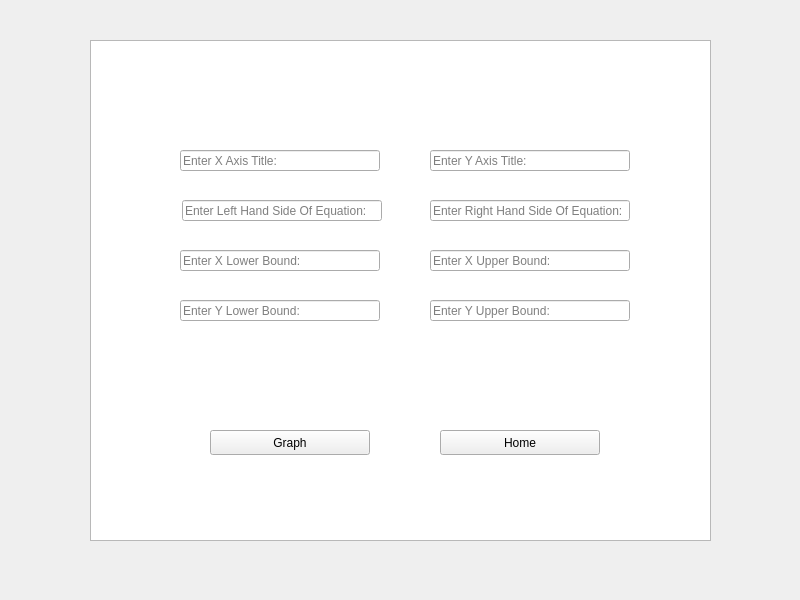
The window that Development/Iterations/Iteration 3/Iteration 3.2/Qt Designer Pages/functionWindow.ui (Trimaz6855/HTNEA) describes before a commit, drawn with Qt 5.
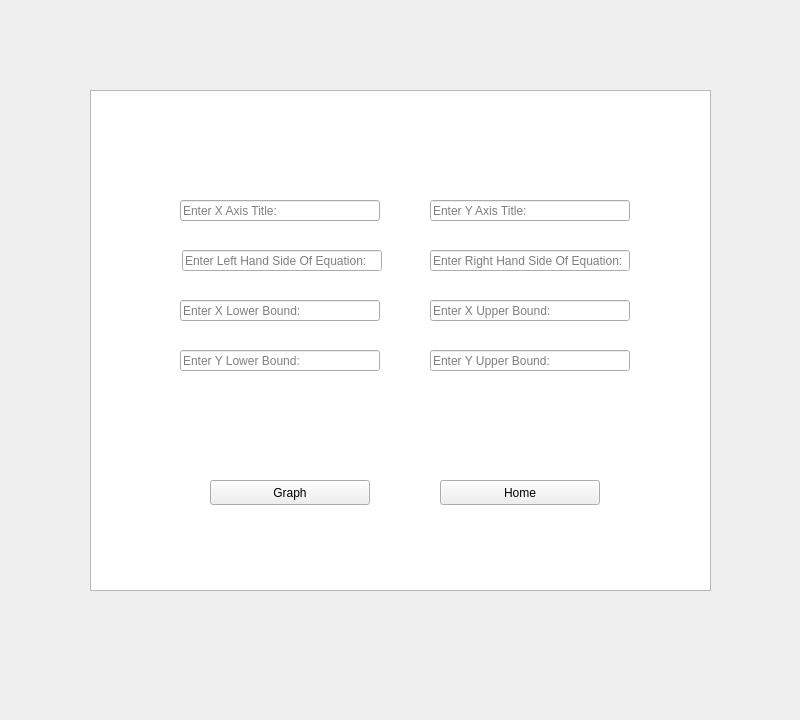
The same window after the commit. The open tabs and pages were chosen to show the change.

The edit to the form file:
```diff
--- a/Development/Iterations/Iteration 3/Iteration 3.2/Qt Designer Pages/functionWindow.ui
+++ b/Development/Iterations/Iteration 3/Iteration 3.2/Qt Designer Pages/functionWindow.ui
@@ -7,19 +7,19 @@
     <x>0</x>
     <y>0</y>
     <width>800</width>
-    <height>600</height>
+    <height>720</height>
    </rect>
   </property>
   <property name="minimumSize">
    <size>
     <width>800</width>
-    <height>600</height>
+    <height>720</height>
    </size>
   </property>
   <property name="maximumSize">
    <size>
     <width>800</width>
-    <height>600</height>
+    <height>720</height>
    </size>
   </property>
   <property name="windowTitle">
@@ -31,7 +31,7 @@
      <x>0</x>
      <y>0</y>
      <width>801</width>
-     <height>601</height>
+     <height>711</height>
     </rect>
    </property>
    <property name="currentIndex">
@@ -110,7 +110,7 @@
      <property name="geometry">
       <rect>
        <x>90</x>
-       <y>40</y>
+       <y>90</y>
        <width>621</width>
        <height>501</height>
       </rect>
@@ -120,7 +120,7 @@
      <property name="geometry">
       <rect>
        <x>180</x>
-       <y>150</y>
+       <y>200</y>
        <width>200</width>
        <height>21</height>
       </rect>
@@ -136,7 +136,7 @@
      <property name="geometry">
       <rect>
        <x>430</x>
-       <y>150</y>
+       <y>200</y>
        <width>200</width>
        <height>21</height>
       </rect>
@@ -149,7 +149,7 @@
      <property name="geometry">
       <rect>
        <x>430</x>
-       <y>200</y>
+       <y>250</y>
        <width>200</width>
        <height>21</height>
       </rect>
@@ -162,7 +162,7 @@
      <property name="geometry">
       <rect>
        <x>182</x>
-       <y>200</y>
+       <y>250</y>
        <width>200</width>
        <height>21</height>
       </rect>
@@ -178,7 +178,7 @@
      <property name="geometry">
       <rect>
        <x>430</x>
-       <y>250</y>
+       <y>300</y>
        <width>200</width>
        <height>21</height>
       </rect>
@@ -191,7 +191,7 @@
      <property name="geometry">
       <rect>
        <x>180</x>
-       <y>250</y>
+       <y>300</y>
        <width>200</width>
        <height>21</height>
       </rect>
@@ -207,7 +207,7 @@
      <property name="geometry">
       <rect>
        <x>430</x>
-       <y>300</y>
+       <y>350</y>
        <width>200</width>
        <height>21</height>
       </rect>
@@ -220,7 +220,7 @@
      <property name="geometry">
       <rect>
        <x>180</x>
-       <y>300</y>
+       <y>350</y>
        <width>200</width>
        <height>21</height>
       </rect>
@@ -236,7 +236,7 @@
      <property name="geometry">
       <rect>
        <x>210</x>
-       <y>430</y>
+       <y>480</y>
        <width>160</width>
        <height>25</height>
       </rect>
@@ -249,7 +249,7 @@
      <property name="geometry">
       <rect>
        <x>440</x>
-       <y>430</y>
+       <y>480</y>
        <width>160</width>
        <height>25</height>
       </rect>
```
Left out of the diff: 10 changed lines with no effect on the pictures.
